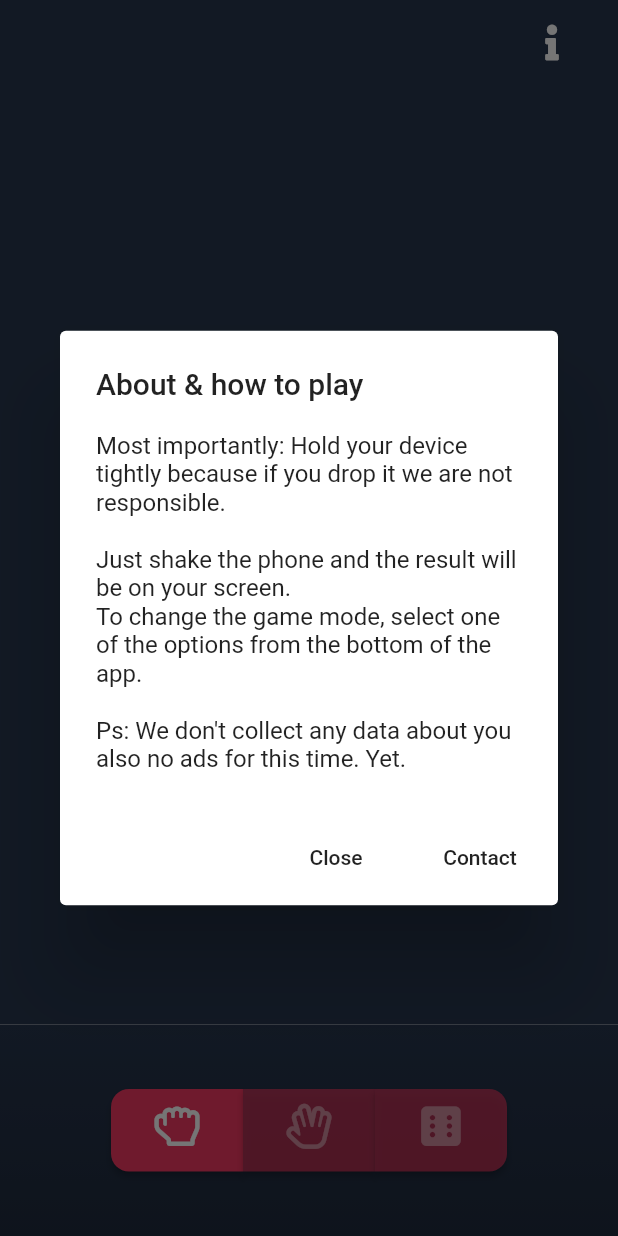
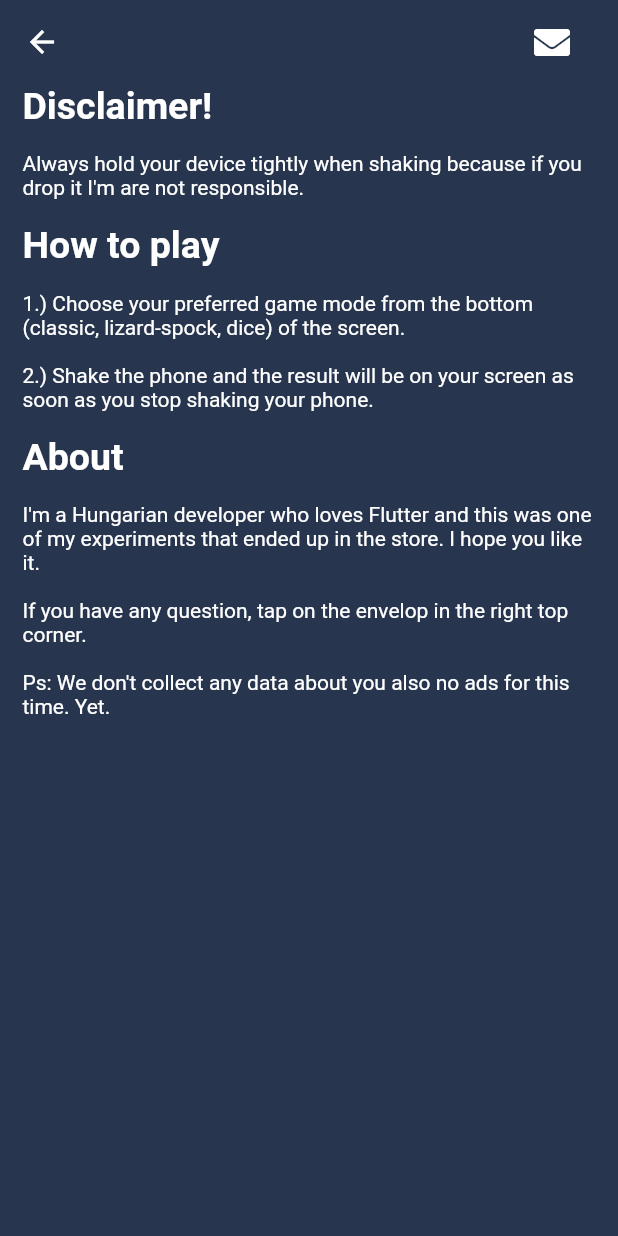
Before and after one commit to onetdev/flutter_shaky_rps, a Flutter app: the screen it shows after launch, after a tap on an icon or button, on a phone screen of 412 x 824 dp. Run offline on Flutter 3.47's test engine with Material 2 defaults, Android fonts, the phone set to English and light mode, and no system bars; our stand-ins replace font_awesome_flutter, sensors; missing offline and left inert: random_color.

Commit message:
Add info page.

```diff
--- a/lib/main.dart
+++ b/lib/main.dart
@@ -3,6 +3,7 @@ import 'package:flutter/services.dart';
 import 'package:provider/provider.dart';
 import 'package:shaky_rps/controllers/shaker.dart';
 import 'package:shaky_rps/ui/screen/game.dart';
+import 'package:shaky_rps/ui/screen/info.dart';
 
 void main() {
   SystemChrome.setPreferredOrientations(
@@ -60,6 +61,9 @@ class _ShakingRpsAppState extends State<ShakingRpsApp>
           primarySwatch: Colors.blue,
         ),
         home: Game(),
+        routes: <String, WidgetBuilder>{
+          '/info': (BuildContext context) => new Info(),
+        },
       ),
     );
   }
--- a/lib/ui/screen/game.dart
+++ b/lib/ui/screen/game.dart
@@ -1,14 +1,13 @@
-import 'dart:io';
 import 'package:flutter/cupertino.dart';
 import 'package:flutter/material.dart';
 import 'package:font_awesome_flutter/font_awesome_flutter.dart';
 import 'package:provider/provider.dart';
 import 'package:random_color/random_color.dart';
 import 'package:shaky_rps/controllers/shaker.dart';
+import 'package:shaky_rps/ui/screen/info.dart';
 import 'package:shaky_rps/ui/widget/shake_randomizer.dart';
 import 'package:shaky_rps/ui/widget/source_selector.dart';
 import 'package:shaky_rps/vars/shake_set.dart';
-import 'package:url_launcher/url_launcher.dart';
 
 class Game extends StatefulWidget {
   @override
@@ -18,13 +17,6 @@ class Game extends StatefulWidget {
 class _Game extends State<Game> {
   ShakeGameSet _gameSet = ShakeGameSets.classic;
   Shaker _shaker;
-
-  static const Text helpTitle = Text("About & how to play");
-  static const Text helpContent = Text(
-      "Most importantly: Hold your device tightly because if you drop it we are not responsible.\n\n" +
-          "Just shake the phone and the result will be on your screen.\n" +
-          "To change the game mode, select one of the options from the bottom of the app.\n\n" +
-          "Ps: We don't collect any data about you also no ads for this time. Yet.");
 
   @override
   void initState() {
@@ -48,7 +40,7 @@ class _Game extends State<Game> {
               padding: EdgeInsets.only(right: 20),
               child: IconButton(
                 icon: Icon(FontAwesomeIcons.info),
-                onPressed: () => showHelp(),
+                onPressed: () => openHelp(context),
               ),
             )
           ],
@@ -69,6 +61,10 @@ class _Game extends State<Game> {
     setState(() {
       /// This will schedule a redraw
     });
+  }
+
+  void openHelp(BuildContext context) {
+    Navigator.push(context, MaterialPageRoute(builder: (context) => Info()));
   }
 
   /// This overlay will be shown if the phone is shaking.
@@ -112,73 +108,4 @@ class _Game extends State<Game> {
       _gameSet = mode;
     });
   }
-
-  /// Opens the help modal for a specific platform.
-  /// Only iOS and Android is supported at the moment and nothing will happen
-  /// for unknown platforms.
-  void showHelp() {
-    if (Platform.isAndroid) _showMaterialDialog();
-    if (Platform.isIOS) _showCupertinoDialog();
-  }
-
-  /// iOS specific modal display, has identical text as the android one.
-  void _showCupertinoDialog() {
-    showDialog(
-        context: context,
-        builder: (context) {
-          return CupertinoAlertDialog(
-            title: helpTitle,
-            content: helpContent,
-            actions: <Widget>[
-              FlatButton(
-                onPressed: () => _dismissDialog(),
-                child: Text('Close'),
-              ),
-              FlatButton(
-                onPressed: () {
-                  _sendEmail();
-                },
-                child: Text('Contact'),
-              )
-            ],
-          );
-        });
-  }
-
-  /// Android specific modal display, has identical text as the iOS one.
-  void _showMaterialDialog() {
-    showDialog(
-        context: context,
-        builder: (context) {
-          return AlertDialog(
-            title: helpTitle,
-            content: helpContent,
-            actions: <Widget>[
-              FlatButton(
-                onPressed: () => _dismissDialog(),
-                child: Text('Close'),
-              ),
-              FlatButton(
-                onPressed: () => _sendEmail(),
-                child: Text('Contact'),
-              )
-            ],
-          );
-        });
-  }
-
-  /// Tries to open the OS's default mailer to send email to the owner of the app.
-  void _sendEmail() async {
-    const url = 'mailto:József Koller<contact@onetdev.com>';
-    if (await canLaunch(url)) {
-      await launch(url);
-    } else {
-      throw 'Could not launch $url';
-    }
-  }
-
-  /// Hides the dialog on all platforms.
-  void _dismissDialog() {
-    Navigator.pop(context);
-  }
 }
--- /dev/null
+++ b/lib/ui/screen/info.dart
@@ -0,0 +1,77 @@
+import 'package:flutter/cupertino.dart';
+import 'package:flutter/material.dart';
+import 'package:font_awesome_flutter/font_awesome_flutter.dart';
+import 'package:url_launcher/url_launcher.dart';
+
+class Info extends StatefulWidget {
+  @override
+  _Info createState() => _Info();
+}
+
+class _Info extends State<Info> {
+  @override
+  Widget build(BuildContext context) {
+    Size deviceSize = MediaQuery.of(context).size;
+
+    var headline = TextStyle(
+      color: Colors.white,
+      fontSize: 25,
+      fontWeight: FontWeight.bold,
+    );
+
+    var paragraph = TextStyle(color: Colors.white);
+
+    return Scaffold(
+      appBar: AppBar(
+        backgroundColor: Color(0xff27364e),
+        elevation: 0,
+        actions: [
+          Container(
+            padding: EdgeInsets.only(right: 20),
+            child: IconButton(
+              icon: Icon(FontAwesomeIcons.solidEnvelope),
+              onPressed: () => _sendEmail(),
+            ),
+          )
+        ],
+      ),
+      body: Container(
+        color: const Color(0xff27364e),
+        width: deviceSize.width,
+        height: deviceSize.height,
+        child: ListView(padding:  EdgeInsets.symmetric(horizontal: 15), children: [
+          Text('Disclaimer!', style: headline),
+          Text(
+              "\nAlways hold your device tightly when shaking because if you drop it I'm are not responsible.\n",
+              style: paragraph),
+          Text('How to play', style: headline),
+          Text(
+              "\n1.) Choose your preferred game mode from the bottom (classic, lizard-spock, dice) of the screen.\n",
+              style: paragraph),
+          Text(
+              "2.) Shake the phone and the result will be on your screen as soon as you stop shaking your phone.\n",
+              style: paragraph),
+          Text('About', style: headline),
+          Text(
+            "\nI'm a Hungarian developer who loves Flutter and this was one of my experiments that ended up in the store. I hope you like it.\n" +
+                "\nIf you have any question, tap on the envelop in the right top corner.",
+            style: paragraph,
+          ),
+          Text(
+              "\nPs: We don't collect any data about you also no ads for this time. Yet.\n",
+              style: paragraph),
+        ]),
+      ),
+    );
+  }
+
+  /// Tries to open the OS's default mailer to send email to the owner of the app.
+  void _sendEmail() async {
+    const url = 'mailto:József Koller<contact@onetdev.com>';
+    if (await canLaunch(url)) {
+      await launch(url);
+    } else {
+      throw 'Could not launch $url';
+    }
+  }
+}
--- a/lib/ui/widget/shake_randomizer.dart
+++ b/lib/ui/widget/shake_randomizer.dart
@@ -28,6 +28,7 @@ class _ShakeRandomizer extends State<ShakeRandomizer>
 
   /// Holds the last result (even after type change.)
   ShakeResult _lastRoll;
+  List<ShakeResult> _lastRollRemainders;
 
   /// The current animation state of the UI.
   ShakeRandomizerStatus _status;
@@ -83,7 +84,7 @@ class _ShakeRandomizer extends State<ShakeRandomizer>
     );
     _resultOutAnimation = new CurvedAnimation(
       parent: _resultOutAnimationController,
-      curve: Curves.easeOut,
+      curve: Curves.bounceInOut,
     );
     _resultOutAnimation.addListener(() => setState(() {}));
     _resultOutAnimationController.addStatusListener((status) {
@@ -98,10 +99,10 @@ class _ShakeRandomizer extends State<ShakeRandomizer>
     /// from anything else.
     _particlesAnimationController = new AnimationController(
       vsync: this,
-      duration: Duration(milliseconds: 200),
+      duration: Duration(milliseconds: 500),
     );
     _particlesAnimation = new CurvedAnimation(
-        parent: _particlesAnimationController, curve: Curves.easeIn);
+        parent: _particlesAnimationController, curve: Curves.easeOut);
     _particlesAnimation.addListener(() => setState(() {}));
 
     /// Shake the instruction text for 1-3 times every 10-15 seconds.
@@ -158,6 +159,13 @@ class _ShakeRandomizer extends State<ShakeRandomizer>
     setState(() {
       _lastRoll = widget.mode.items[result];
       _particlesAngle = _random.nextDouble() * (2 * math.pi);
+      _lastRollRemainders =
+          widget.mode.items.where((mode) => mode != _lastRoll).toList();
+
+      if (_lastRollRemainders.length < 3) {
+        _lastRollRemainders.addAll(_lastRollRemainders.toList());
+      }
+
       _status = ShakeRandomizerStatus.BECOMING_VISIBLE;
       _resultInAnimationController.forward(from: 0.0);
     });
@@ -232,6 +240,48 @@ class _ShakeRandomizer extends State<ShakeRandomizer>
     );
   }
 
+  Widget _buildParticle() {
+    var widgets = List<Widget>();
+    widgets.add(SizedBox(width: 1, height: 1));
+
+    if (_lastRollRemainders == null) {
+      return Stack(
+        children: widgets,
+        overflow: Overflow.visible,
+      );
+    }
+
+    var firstAngle = _particlesAngle;
+    var particleRadius = (_particlesAnimation.value * 150);
+    var particleOpacity = 1 - _particlesAnimation.value;
+    var length = _lastRollRemainders.length;
+
+    _lastRollRemainders.asMap().forEach((index, mode) {
+      var currentAngle = (firstAngle + ((2 * math.pi) / length) * index);
+      widgets.add(
+        Positioned(
+          left: (particleRadius * math.cos(currentAngle)) + -15,
+          top: (particleRadius * math.sin(currentAngle)) + 30,
+          child: Transform.rotate(
+            angle: currentAngle - math.pi / 2,
+            child: Opacity(
+              opacity: particleOpacity,
+              child: Icon(
+                mode.icon,
+                color: const Color(0xfff43960),
+              ),
+            ),
+          ),
+        ),
+      );
+    });
+
+    return Stack(
+      children: widgets,
+      overflow: Overflow.visible,
+    );
+  }
+
   @override
   Widget build(BuildContext context) {
     _shaker = Provider.of<Shaker>(context);
@@ -243,12 +293,12 @@ class _ShakeRandomizer extends State<ShakeRandomizer>
       if (currentOrientation == Orientation.portrait) {
         return Column(
           mainAxisAlignment: MainAxisAlignment.center,
-          children: [_buildInstruction(), _buildValue()],
+          children: [_buildInstruction(), _buildParticle(), _buildValue()],
         );
       } else {
         return Row(
           mainAxisAlignment: MainAxisAlignment.center,
-          children: [_buildInstruction(), _buildValue()],
+          children: [_buildInstruction(), _buildParticle(), _buildValue()],
         );
       }
     });
```
Also changed, not shown: lib/vars/shake_set.dart (+13 -0 lines), lib/ui/transition/reveal.dart (added).
